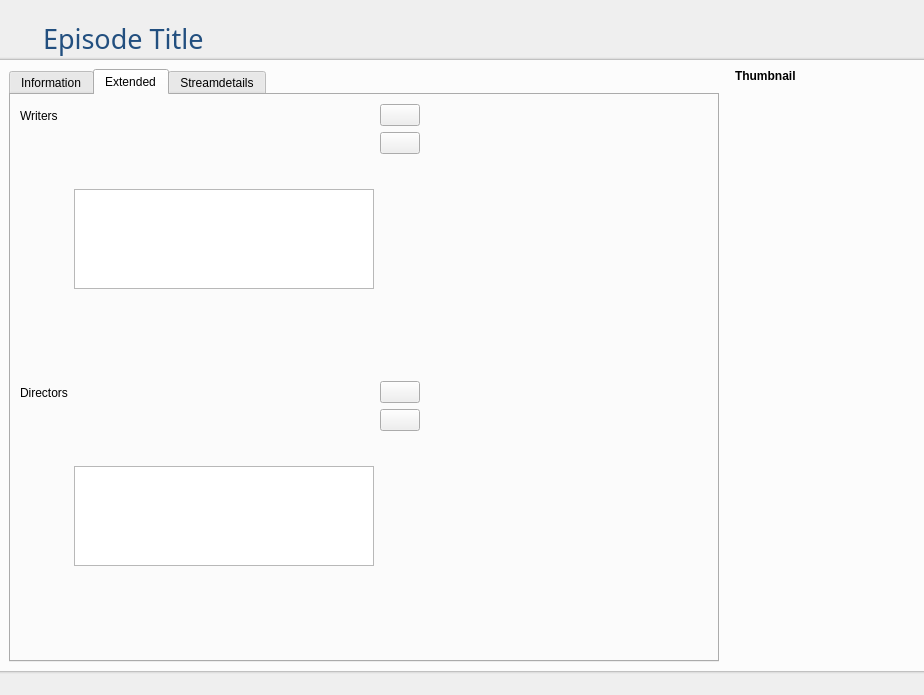
The window that tvShows/TvShowWidgetEpisode.ui (Komet/MediaElch) describes before a commit, drawn with Qt 5.
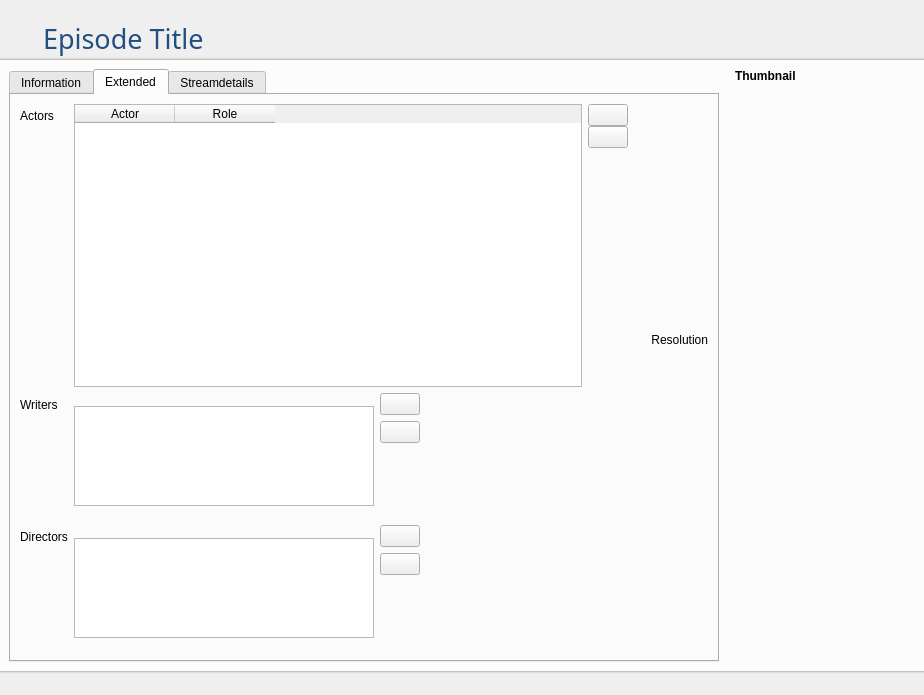
The same window after the commit. The open tabs and pages were chosen to show the change. Icons and pictures are not drawn. Custom widgets are drawn as their Qt base class.

Commit message: Fixes #110 Actors for tv show episodes

Diff of the .ui file:
```diff
--- a/tvShows/TvShowWidgetEpisode.ui
+++ b/tvShows/TvShowWidgetEpisode.ui
@@ -414,23 +414,117 @@
          <attribute name="title">
           <string>Extended</string>
          </attribute>
-         <layout class="QVBoxLayout" name="verticalLayout_5">
-          <item>
            <layout class="QFormLayout" name="formLayout_2">
             <property name="fieldGrowthPolicy">
              <enum>QFormLayout::ExpandingFieldsGrow</enum>
             </property>
-            <property name="rowWrapPolicy">
-             <enum>QFormLayout::WrapLongRows</enum>
-            </property>
             <item row="1" column="0">
+           <widget class="QLabel" name="label_18">
+            <property name="text">
+             <string>Writers</string>
+            </property>
+           </widget>
+          </item>
+          <item row="1" column="1">
+           <layout class="QHBoxLayout" name="horizontalLayout_4" stretch="1,0,0">
+            <item>
+             <widget class="QTableWidget" name="writers">
+              <property name="maximumSize">
+               <size>
+                <width>300</width>
+                <height>100</height>
+               </size>
+              </property>
+              <property name="editTriggers">
+               <set>QAbstractItemView::DoubleClicked</set>
+              </property>
+              <property name="showGrid">
+               <bool>false</bool>
+              </property>
+              <attribute name="horizontalHeaderVisible">
+               <bool>false</bool>
+              </attribute>
+              <attribute name="horizontalHeaderStretchLastSection">
+               <bool>true</bool>
+              </attribute>
+              <attribute name="verticalHeaderVisible">
+               <bool>false</bool>
+              </attribute>
+              <column>
+               <property name="text">
+                <string>Genre</string>
+               </property>
+              </column>
+             </widget>
+            </item>
+            <item>
+             <layout class="QVBoxLayout" name="verticalLayout_3">
+              <item>
+               <widget class="QPushButton" name="buttonAddWriter">
+                <property name="toolTip">
+                 <string>Add Writer</string>
+                </property>
+                <property name="text">
+                 <string/>
+                </property>
+                <property name="icon">
+                 <iconset resource="../MediaElch.qrc">
+                  <normaloff>:/img/plus.png</normaloff>:/img/plus.png</iconset>
+                </property>
+               </widget>
+              </item>
+              <item>
+               <widget class="QPushButton" name="buttonRemoveWriter">
+                <property name="toolTip">
+                 <string>Remove Writer</string>
+                </property>
+                <property name="text">
+                 <string/>
+                </property>
+                <property name="icon">
+                 <iconset resource="../MediaElch.qrc">
+                  <normaloff>:/img/minus.png</normaloff>:/img/minus.png</iconset>
+                </property>
+               </widget>
+              </item>
+              <item>
+               <spacer name="verticalSpacer_2">
+                <property name="orientation">
+                 <enum>Qt::Vertical</enum>
+                </property>
+                <property name="sizeHint" stdset="0">
+                 <size>
+                  <width>20</width>
+                  <height>40</height>
+                 </size>
+                </property>
+               </spacer>
+              </item>
+             </layout>
+            </item>
+            <item>
+             <spacer name="horizontalSpacer">
+              <property name="orientation">
+               <enum>Qt::Horizontal</enum>
+              </property>
+              <property name="sizeHint" stdset="0">
+               <size>
+                <width>40</width>
+                <height>20</height>
+               </size>
+              </property>
+             </spacer>
+            </item>
+           </layout>
+          </item>
+          <item row="2" column="0">
              <widget class="QLabel" name="label_17">
               <property name="text">
                <string>Directors</string>
               </property>
              </widget>
             </item>
-            <item row="1" column="1">
+          <item row="2" column="1">
              <layout class="QHBoxLayout" name="horizontalLayout_5" stretch="1,0,0">
               <item>
                <widget class="QTableWidget" name="directors">
@@ -523,48 +617,46 @@
              </layout>
             </item>
             <item row="0" column="0">
-             <widget class="QLabel" name="label_18">
+           <widget class="QLabel" name="label_14">
               <property name="text">
-               <string>Writers</string>
+             <string>Actors</string>
               </property>
              </widget>
             </item>
             <item row="0" column="1">
-             <layout class="QHBoxLayout" name="horizontalLayout_4" stretch="1,0,0">
+           <layout class="QHBoxLayout" name="horizontalLayout_8" stretch="1,0">
               <item>
-               <widget class="QTableWidget" name="writers">
-                <property name="maximumSize">
-                 <size>
-                  <width>300</width>
-                  <height>100</height>
-                 </size>
-                </property>
+             <widget class="QTableWidget" name="actors">
                 <property name="editTriggers">
                  <set>QAbstractItemView::DoubleClicked</set>
                 </property>
                 <property name="showGrid">
                  <bool>false</bool>
                 </property>
-                <attribute name="horizontalHeaderVisible">
-                 <bool>false</bool>
-                </attribute>
-                <attribute name="horizontalHeaderStretchLastSection">
-                 <bool>true</bool>
-                </attribute>
                 <attribute name="verticalHeaderVisible">
                  <bool>false</bool>
                 </attribute>
                 <column>
                  <property name="text">
-                  <string>Genre</string>
+                <string>Actor</string>
+               </property>
+              </column>
+              <column>
+               <property name="text">
+                <string>Role</string>
                  </property>
                 </column>
                </widget>
               </item>
               <item>
-               <layout class="QVBoxLayout" name="verticalLayout_3">
+             <layout class="QVBoxLayout" name="verticalLayout_9">
+              <property name="spacing">
+               <number>0</number>
+              </property>
                 <item>
-                 <widget class="QPushButton" name="buttonAddWriter">
+               <layout class="QHBoxLayout" name="horizontalLayout_9">
+                <item>
+                 <widget class="QPushButton" name="buttonAddActor">
                   <property name="toolTip">
                    <string>Add Writer</string>
                   </property>
@@ -578,7 +670,24 @@
                  </widget>
                 </item>
                 <item>
-                 <widget class="QPushButton" name="buttonRemoveWriter">
+                 <spacer name="horizontalSpacer_7">
+                  <property name="orientation">
+                   <enum>Qt::Horizontal</enum>
+                  </property>
+                  <property name="sizeHint" stdset="0">
+                   <size>
+                    <width>40</width>
+                    <height>20</height>
+                   </size>
+                  </property>
+                 </spacer>
+                </item>
+               </layout>
+              </item>
+              <item>
+               <layout class="QHBoxLayout" name="horizontalLayout_10">
+                <item>
+                 <widget class="QPushButton" name="buttonRemoveActor">
                   <property name="toolTip">
                    <string>Remove Writer</string>
                   </property>
@@ -592,7 +701,79 @@
                  </widget>
                 </item>
                 <item>
-                 <spacer name="verticalSpacer_2">
+                 <spacer name="horizontalSpacer_8">
+                  <property name="orientation">
+                   <enum>Qt::Horizontal</enum>
+                  </property>
+                  <property name="sizeHint" stdset="0">
+                   <size>
+                    <width>40</width>
+                    <height>20</height>
+                   </size>
+                  </property>
+                 </spacer>
+                </item>
+               </layout>
+              </item>
+              <item>
+               <spacer name="verticalSpacer_4">
+                <property name="orientation">
+                 <enum>Qt::Vertical</enum>
+                </property>
+                <property name="sizeType">
+                 <enum>QSizePolicy::Fixed</enum>
+                </property>
+                <property name="sizeHint" stdset="0">
+                 <size>
+                  <width>20</width>
+                  <height>5</height>
+                 </size>
+                </property>
+               </spacer>
+              </item>
+              <item>
+               <widget class="MyLabel" name="actor">
+                <property name="minimumSize">
+                 <size>
+                  <width>120</width>
+                  <height>180</height>
+                 </size>
+                </property>
+                <property name="maximumSize">
+                 <size>
+                  <width>120</width>
+                  <height>180</height>
+                 </size>
+                </property>
+                <property name="cursor">
+                 <cursorShape>PointingHandCursor</cursorShape>
+                </property>
+                <property name="toolTip">
+                 <string>Click to change</string>
+                </property>
+                <property name="text">
+                 <string/>
+                </property>
+                <property name="pixmap">
+                 <pixmap resource="../MediaElch.qrc">:/img/man.png</pixmap>
+                </property>
+                <property name="alignment">
+                 <set>Qt::AlignCenter</set>
+                </property>
+               </widget>
+              </item>
+              <item>
+               <widget class="MyLabel" name="actorResolution">
+                <property name="text">
+                 <string>Resolution</string>
+                </property>
+                <property name="alignment">
+                 <set>Qt::AlignRight|Qt::AlignTrailing|Qt::AlignVCenter</set>
+                </property>
+               </widget>
+              </item>
+              <item>
+               <spacer name="verticalSpacer_5">
                   <property name="orientation">
                    <enum>Qt::Vertical</enum>
                   </property>
@@ -600,21 +781,6 @@
                    <size>
                     <width>20</width>
                     <height>40</height>
-                   </size>
-                  </property>
-                 </spacer>
-                </item>
-               </layout>
-              </item>
-              <item>
-               <spacer name="horizontalSpacer">
-                <property name="orientation">
-                 <enum>Qt::Horizontal</enum>
-                </property>
-                <property name="sizeHint" stdset="0">
-                 <size>
-                  <width>40</width>
-                  <height>20</height>
                  </size>
                 </property>
                </spacer>
@@ -935,17 +1101,22 @@
   </layout>
  </widget>
  <customwidgets>
+  <customwidget>
+   <class>MyLabel</class>
+   <extends>QLabel</extends>
+   <header>smallWidgets/MyLabel.h</header>
+  </customwidget>
+  <customwidget>
+   <class>ClosableImage</class>
+   <extends>QLabel</extends>
+   <header>smallWidgets/ClosableImage.h</header>
+  </customwidget>
   <customwidget>
    <class>MediaFlags</class>
    <extends>QWidget</extends>
    <header>smallWidgets/MediaFlags.h</header>
    <container>1</container>
   </customwidget>
-  <customwidget>
-   <class>ClosableImage</class>
-   <extends>QLabel</extends>
-   <header>smallWidgets/ClosableImage.h</header>
-  </customwidget>
  </customwidgets>
  <resources>
   <include location="../MediaElch.qrc"/>
```
Left out of the diff: 4 changed lines with no effect on the pictures. Lines whose indentation alone changed are shown as unchanged. The commit also changes 10 other files.
